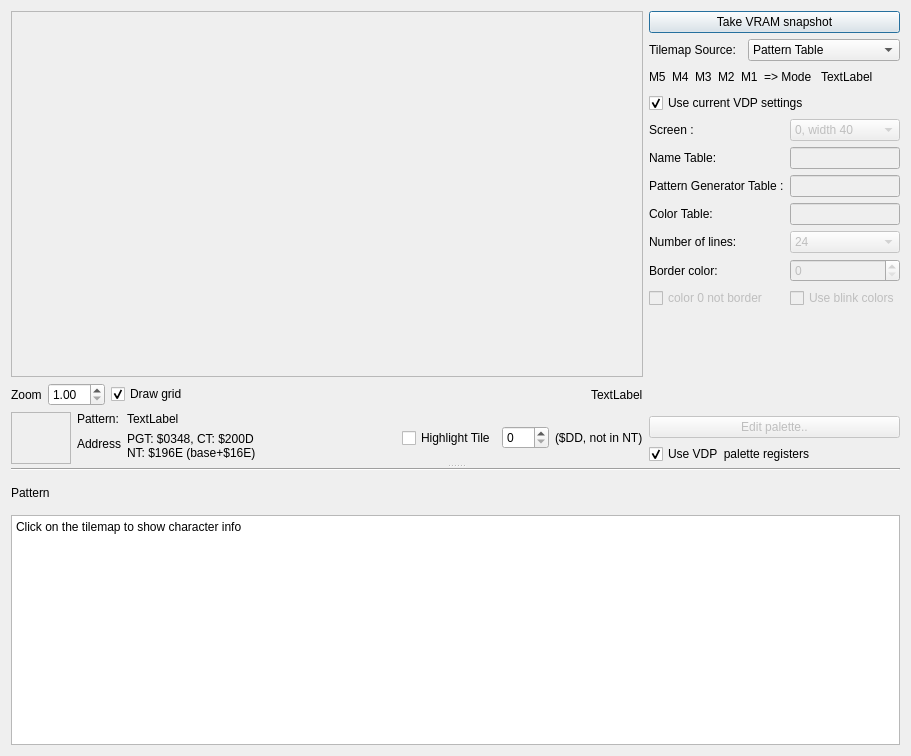
First picture: the form in src/TileViewer.ui, repository openMSX/debugger, before the edit.
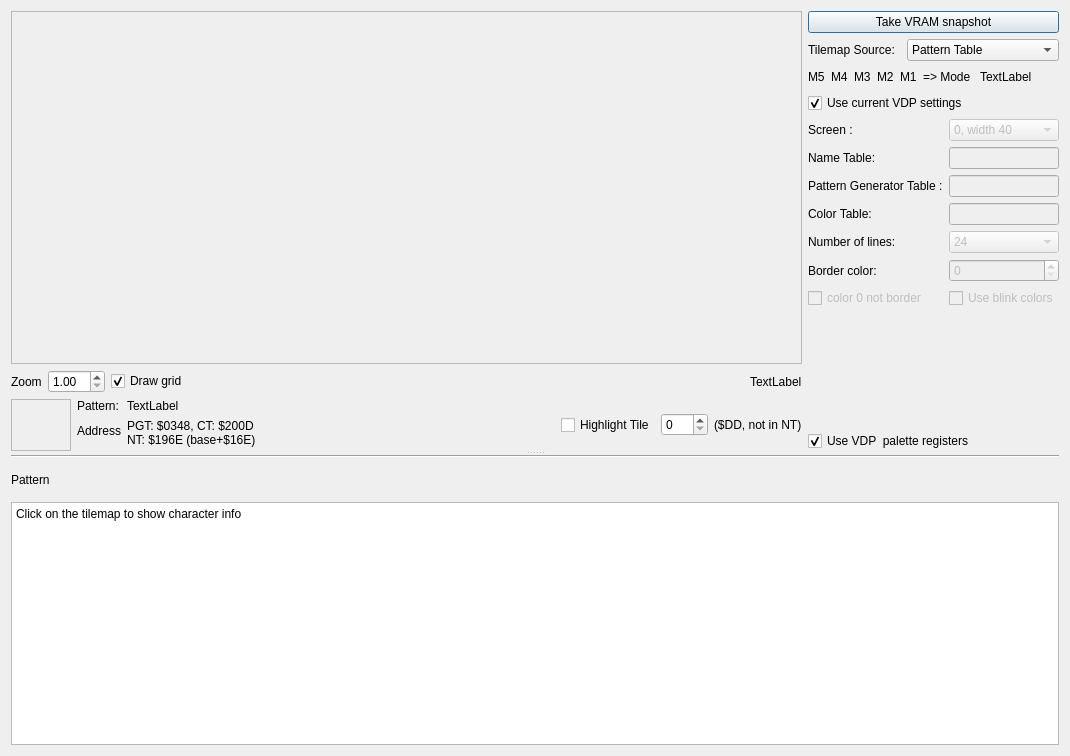
Second picture: the form after the edit.

Commit message: Have the TileViewer use MSXPalette

Patch:
```diff
--- a/src/TileViewer.ui
+++ b/src/TileViewer.ui
@@ -6,7 +6,7 @@
    <rect>
     <x>0</x>
     <y>0</y>
-    <width>911</width>
+    <width>1070</width>
     <height>756</height>
    </rect>
   </property>
@@ -50,8 +50,8 @@
                <rect>
                 <x>0</x>
                 <y>0</y>
-                <width>615</width>
-                <height>369</height>
+                <width>695</width>
+                <height>368</height>
                </rect>
               </property>
              </widget>
@@ -559,16 +559,6 @@
            </item>
            <item>
             <layout class="QVBoxLayout" name="verticalLayout_5">
-             <item>
-              <widget class="QPushButton" name="editPaletteButton">
-               <property name="enabled">
-                <bool>false</bool>
-               </property>
-               <property name="text">
-                <string>Edit palette..</string>
-               </property>
-              </widget>
-             </item>
              <item>
               <widget class="QCheckBox" name="useVDPPalette">
                <property name="text">
```
The commit also changes 5 other files.
